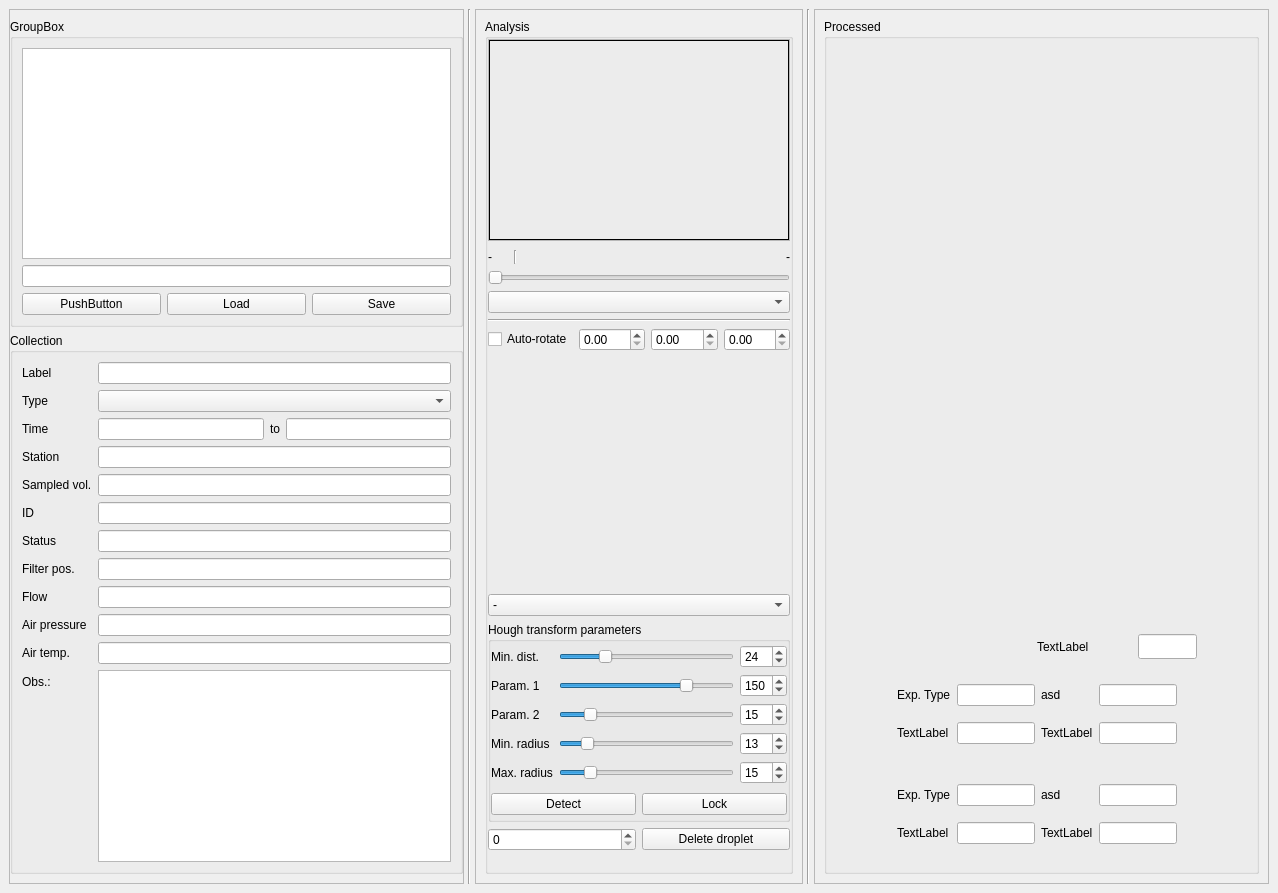
Old version of the form src/gui/analysis.ui in the repository gfogwill/FrESH.
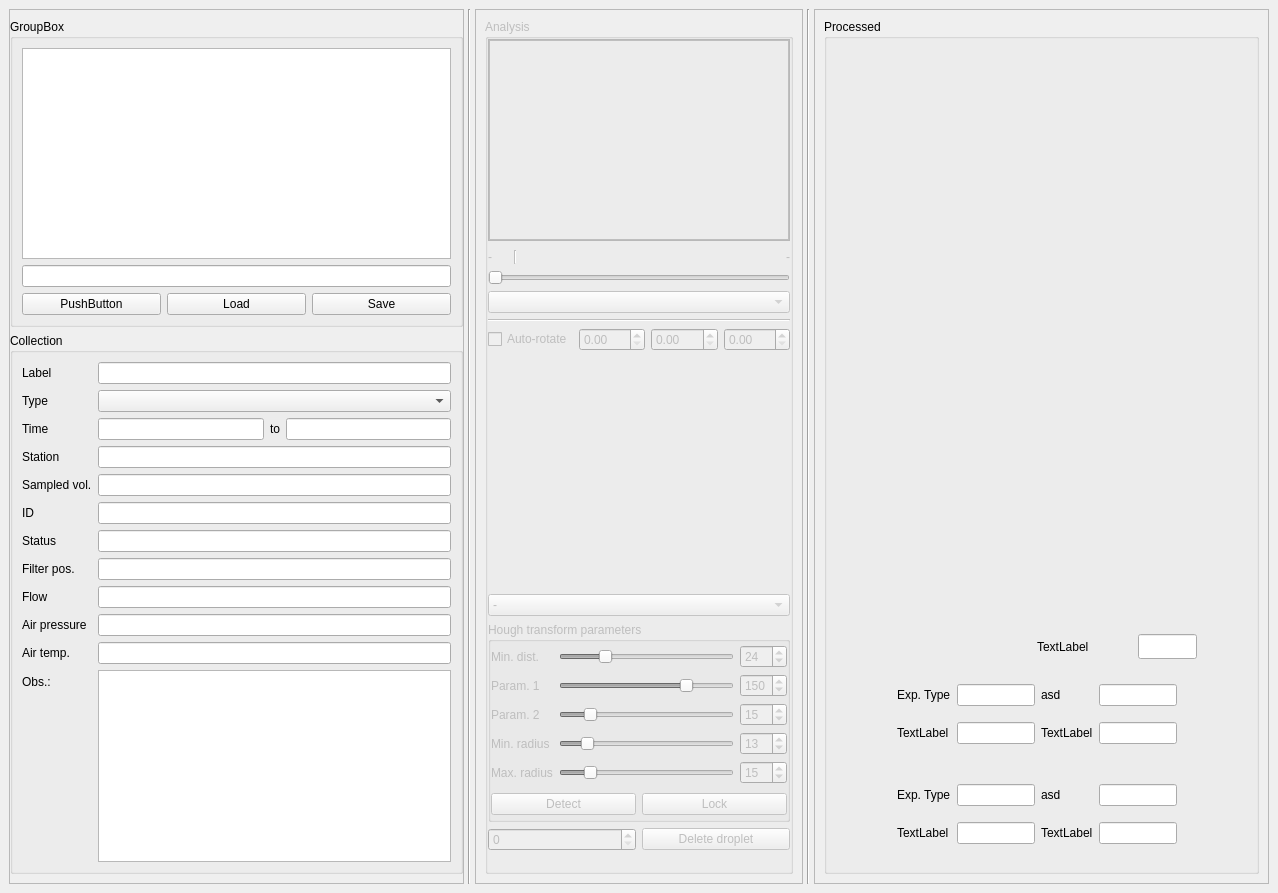
New version of the form. Custom widgets are drawn as their Qt base class.

Commit message:
chore: update metadata when editing
More fields added to the gui

```diff
--- a/src/gui/analysis.ui
+++ b/src/gui/analysis.ui
@@ -280,6 +280,9 @@
           <layout class="QGridLayout" name="gridLayout_4">
            <item row="0" column="0">
             <widget class="QGroupBox" name="groupBox_2">
+             <property name="enabled">
+              <bool>false</bool>
+             </property>
              <property name="sizePolicy">
               <sizepolicy hsizetype="Preferred" vsizetype="Preferred">
                <horstretch>0</horstretch>
@@ -352,7 +355,7 @@
                    <item row="0" column="0">
                     <widget class="QLabel" name="img_label">
                      <property name="enabled">
-                      <bool>true</bool>
+                      <bool>false</bool>
                      </property>
                      <property name="sizePolicy">
                       <sizepolicy hsizetype="Fixed" vsizetype="Fixed">
```
Left out of the diff: 2 changed lines with no effect on the pictures. The commit also changes 2 other files.
